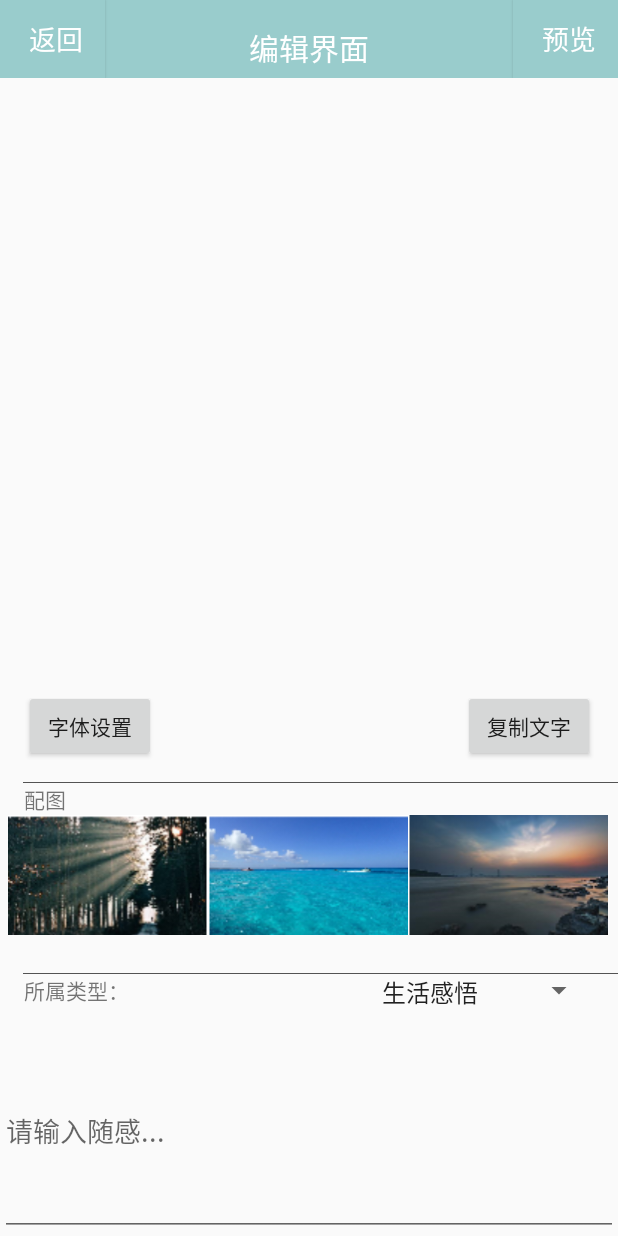
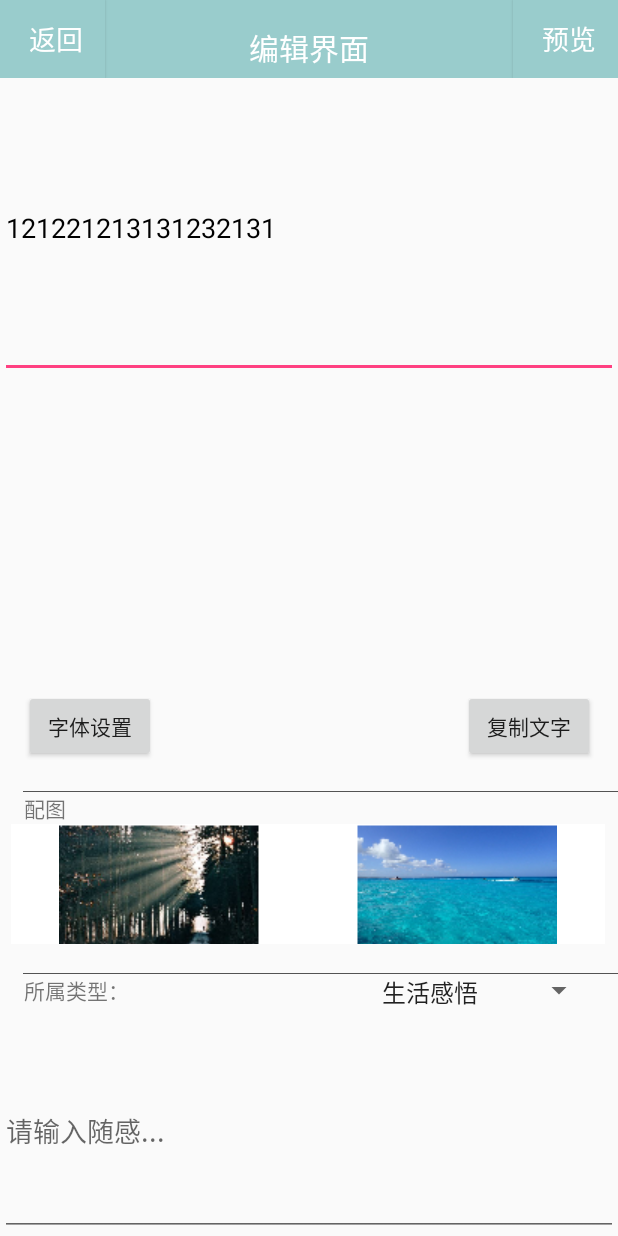
Before and after one commit to laizhiping/teamwork, an Android app: the screen it shows after launch (EditSetActivity), on a phone screen of 412 x 824 dp. Run offline under Robolectric (Android 15) with nearby library versions, the phone set to English and light mode, and no system bars.

Commit message:
字体颜色更换

```diff
--- a/MindPicking/app/src/main/res/layout/activity_edit.xml
+++ b/MindPicking/app/src/main/res/layout/activity_edit.xml
@@ -63,6 +63,16 @@
                 android:visibility="visible" />
 
         </RelativeLayout>
+        <EditText
+            android:id="@+id/recognitionText"
+            android:layout_width="match_parent"
+            android:layout_height="200dp"
+            android:ems="50"
+            android:text="121221213131232131"
+            android:layout_below="@+id/layout_titlebar"
+            android:layout_alignParentStart="true"
+            android:textColor="@color/black"
+            />
         <View
             android:layout_width="fill_parent"
             android:layout_above="@+id/textView3"
@@ -76,11 +86,11 @@
             android:id="@+id/backgroundSet"
             android:layout_width="match_parent"
             android:layout_height="80dp"
-            android:layout_marginBottom="26dp"
-            android:layout_marginLeft="5dp"
-            android:layout_marginRight="5dp"
+            android:layout_marginBottom="20dp"
+            android:layout_marginLeft="15dp"
+            android:layout_marginRight="0dp"
             android:listSelector="@android:color/transparent"
-            android:numColumns="3"
+            android:numColumns="2"
             android:scrollbars="none"
             android:layout_above="@+id/textView"
             android:layout_centerHorizontal="true" />
--- a/MindPicking/app/src/main/res/layout/setback_layout.xml
+++ b/MindPicking/app/src/main/res/layout/setback_layout.xml
@@ -4,7 +4,7 @@
     android:layout_height="match_parent"
     android:gravity="center"
     android:orientation="vertical"
-    android:background="@color/colorEditTheme">
+    android:background="@color/white">
     <ImageView
         android:layout_width="wrap_content"
         android:layout_height="wrap_content"
--- a/MindPicking/app/src/main/res/values/colors.xml
+++ b/MindPicking/app/src/main/res/values/colors.xml
@@ -11,6 +11,7 @@
     <color name="orange">#DE6014</color>
     <color name="gray">#b8b8b8</color>
     <color name="green">#5FB236</color>
+    <color name="blue">#0000FF</color>
     <color name="transparent">#000000</color>
 
     <color name="light_white">#EEEEEE</color>
--- a/MindPicking/app/src/main/res/values/styles.xml
+++ b/MindPicking/app/src/main/res/values/styles.xml
@@ -1,7 +1,7 @@
 <resources>
 
     <!-- Base application theme. -->
-    <style name="AppTheme" parent="Theme.AppCompat.Light.DarkActionBar">
+    <style name="AppTheme" parent="Theme.AppCompat.Light.NoActionBar">
         <!-- Customize your theme here. -->
         <item name="colorPrimary">@color/colorPrimary</item>
         <item name="colorPrimaryDark">@color/colorPrimaryDark</item>
```
Also changed, not shown: MindPicking/app/src/main/java/com/example/acer/mindpicking/EditSetActivity.java (+38 -1 lines).
